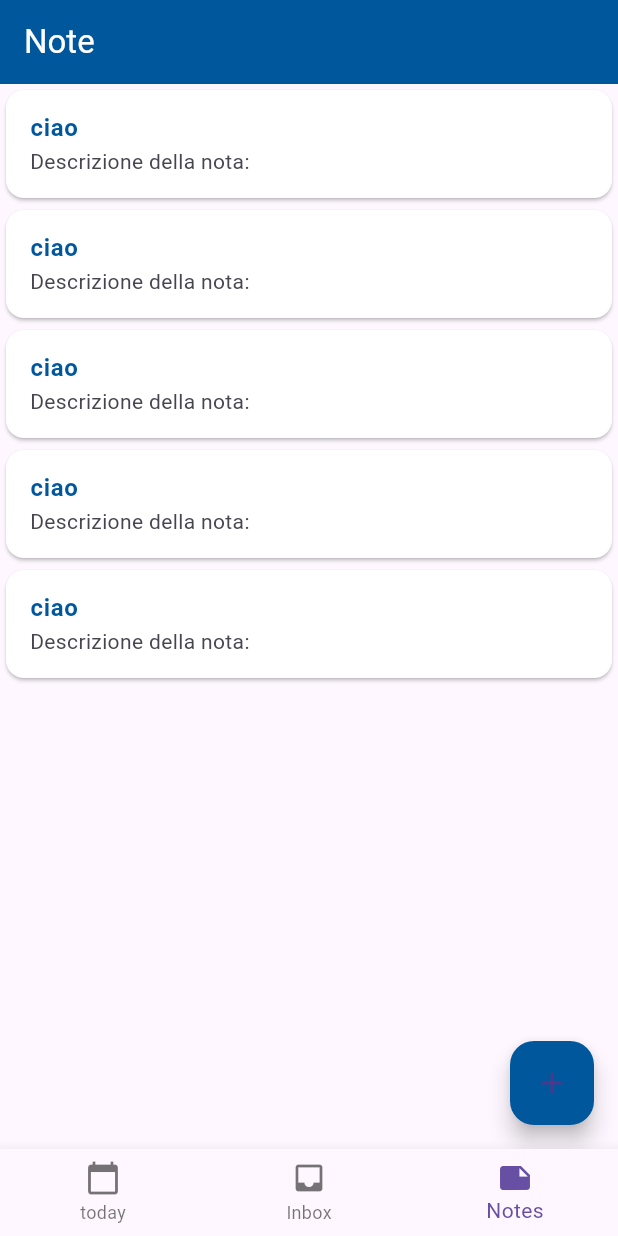
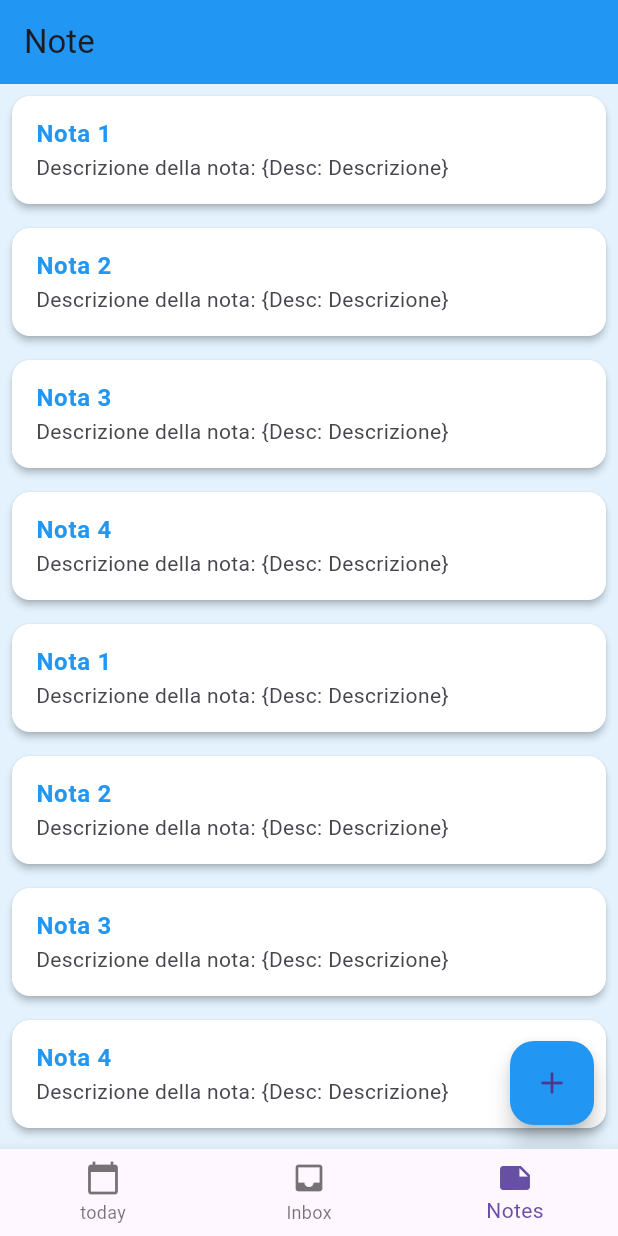
Before and after one commit to joekueng/progetto-m335-flutter, a Flutter app: the screen it shows after launch, item 3 of the bottom bar chosen, on a phone screen of 412 x 824 dp. Run offline on Flutter 3.47's test engine with Material 2 defaults, Android fonts, the phone set to English and light mode, and no system bars; our stand-ins replace firebase_core, sqflite; accounts and stored records are empty.

Commit message:
Aggiornamento note e pulsanti.

```diff
--- a/lib/pages/NotesView.dart
+++ b/lib/pages/NotesView.dart
@@ -1,7 +1,21 @@
+import 'dart:math';
 import 'package:flutter/material.dart';
 import 'CreateNewNote.dart';
 import 'NoteDetailView.dart';
 
+class Note {
+  late String title;
+  late Map<String, dynamic> content;
+  late DateTime startDate;
+  late DateTime modifyDate;
+
+  Note({
+    required this.title,
+    required this.content,
+    required this.startDate,
+    required this.modifyDate,
+  });
+}
 
 class NotesView extends StatefulWidget {
   const NotesView({Key? key}) : super(key: key);
@@ -11,13 +25,44 @@ class NotesView extends StatefulWidget {
 }
 
 class _NotesViewState extends State<NotesView> {
+  DateTime randomDate(DateTime start, DateTime end) {
+    final random = Random();
+    final dayDifference = end.difference(start).inDays;
+    final randomDays = random.nextInt(dayDifference + 1);
+    return start.add(Duration(days: randomDays));
+  }
+
+  List<Note> generateRandomNotes(int count) {
+    final List<String> titles = ["Nota 1", "Nota 2", "Nota 3", "Nota 4"];
+
+    final DateTime now = DateTime.now();
+
+    return List.generate(count, (index) {
+      final title = titles[index % titles.length];
+      final content = {
+        'Desc': 'Descrizione',
+      };
+      final startDate = randomDate(DateTime(2023, 1, 1), now);
+      final modifyDate = randomDate(startDate, now);
+
+      return Note(
+        title: title,
+        content: content,
+        startDate: startDate,
+        modifyDate: modifyDate,
+      );
+    });
+  }
 
   @override
   Widget build(BuildContext context) {
+    final List<Note> notes = generateRandomNotes(10);
+
+
     return Scaffold(
       appBar: AppBar(
-        title: Text('Note', style: TextStyle(color: Colors.white),),
-        backgroundColor: Colors.lightBlue.shade900,
+        title: Text('Note'),
+        backgroundColor: Colors.blue,
       ),
       floatingActionButton: FloatingActionButton(
         onPressed: () {
@@ -27,21 +72,31 @@ class _NotesViewState extends State<NotesView> {
             ),
           );
         },
+
         child: Icon(Icons.add),
-        backgroundColor: Colors.lightBlue.shade900,
+        backgroundColor: Colors.blue,
       ),
-
-
       body: Container(
+        color: Colors.blue[50],
         child: ListView.builder(
-          itemCount: 5,
+          itemCount: notes.length,
           itemBuilder: (context, index) {
+            final note = notes[index];
             return Card(
               color: Colors.white,
-
+              elevation: 2.0,
+              margin: EdgeInsets.all(8.0),
               child: ListTile(
-                title: Text("ciao", style: TextStyle(color: Colors.lightBlue.shade900, fontWeight: FontWeight.bold),),
-                subtitle: Column(crossAxisAlignment: CrossAxisAlignment.start, children: [Text('Descrizione della nota:'),],),
+                title: Text(
+                  note.title,
+                  style: TextStyle(color: Colors.blue, fontWeight: FontWeight.bold),
+                ),
+                subtitle: Column(
+                  crossAxisAlignment: CrossAxisAlignment.start,
+                  children: [
+                    Text('Descrizione della nota: ${notes.first.content}'),
+                  ],
+                ),
                 onTap: () {
                   Navigator.of(context).push(
                     MaterialPageRoute(
--- a/pubspec.yaml
+++ b/pubspec.yaml
@@ -30,7 +30,8 @@ environment:
 dependencies:
   flutter:
     sdk: flutter
-
+  sqflite:
+  path:
 
   # The following adds the Cupertino Icons font to your application.
   # Use with the CupertinoIcons class for iOS style icons.
```
